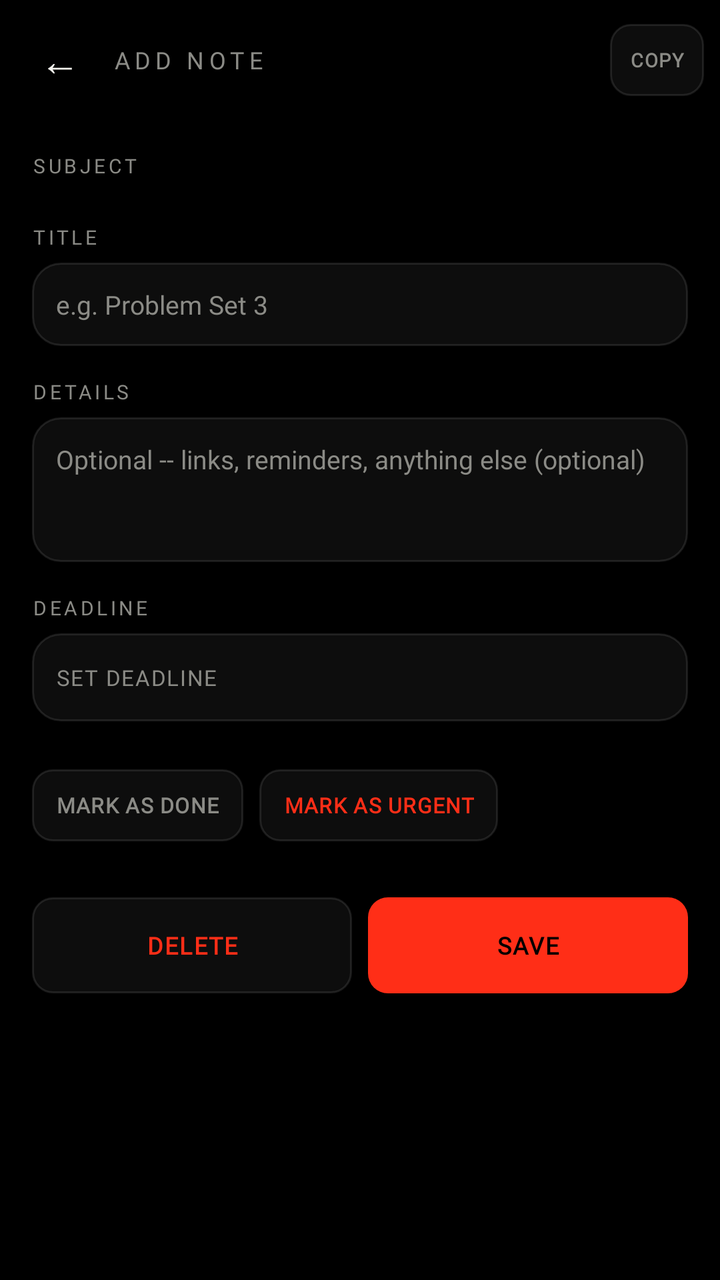
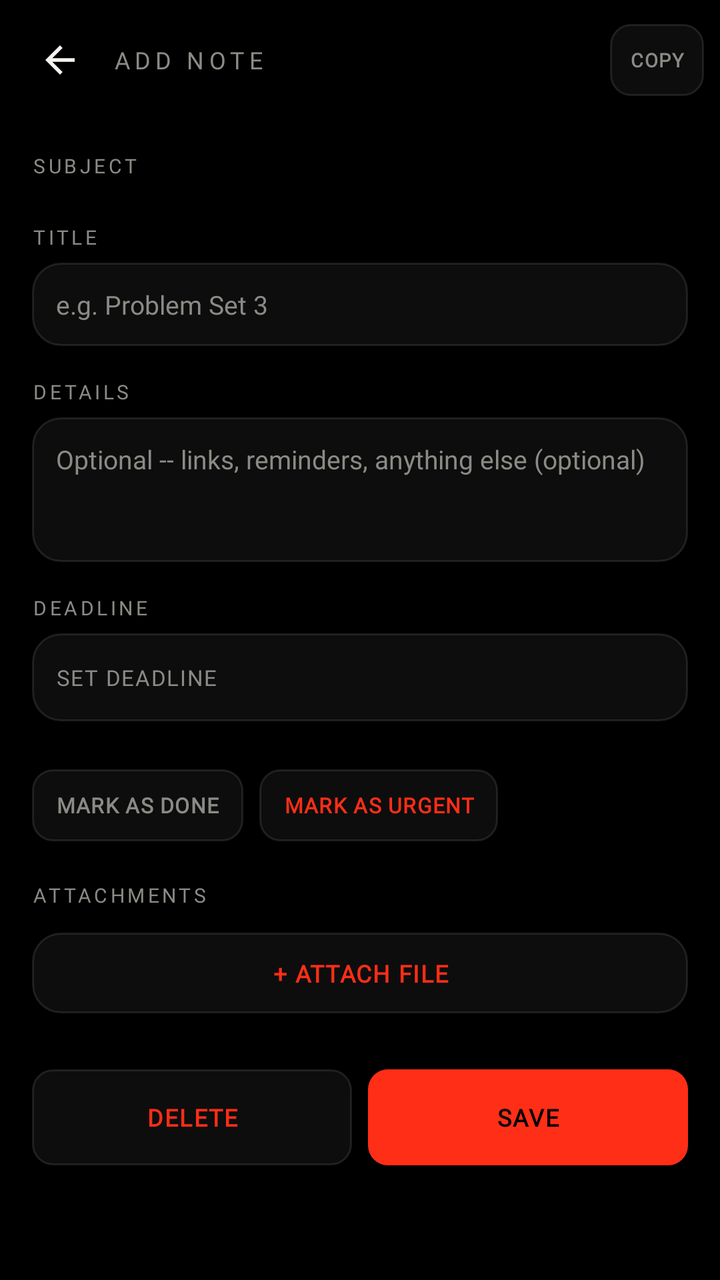

An Android layout rendered at two revisions. The XML below is the earlier revision; the diff shows what the commit changed to produce the second picture.
<!-- AndroidManifest.xml: application theme Theme.CRSScheduler.GE -->
<!-- res/layout/activity_note_edit_ne.xml -->
<?xml version="1.0" encoding="utf-8"?>
<LinearLayout xmlns:android="http://schemas.android.com/apk/res/android"
    android:layout_width="match_parent"
    android:layout_height="match_parent"
    android:orientation="vertical"
    android:background="@color/ne_bg">

    <LinearLayout
        android:layout_width="match_parent"
        android:layout_height="wrap_content"
        android:orientation="horizontal"
        android:gravity="center_vertical"
        android:paddingStart="8dp"
        android:paddingEnd="8dp"
        android:paddingTop="8dp"
        android:paddingBottom="8dp">

        <TextView
            android:id="@+id/btn_back"
            android:layout_width="44dp"
            android:layout_height="44dp"
            android:gravity="center"
            android:text="\u2190"
            android:textColor="@color/ne_ink"
            android:textSize="20sp"
            android:clickable="true"
            android:focusable="true"
            android:foreground="?attr/selectableItemBackgroundBorderless" />

        <TextView
            android:id="@+id/edit_title_label"
            android:layout_width="0dp"
            android:layout_height="wrap_content"
            android:layout_weight="1"
            android:layout_marginStart="4dp"
            android:text="ADD NOTE"
            android:textColor="@color/ne_ink_dim"
            android:textSize="12sp"
            android:letterSpacing="0.2"
                android:fontFamily="@font/jetbrains_mono" />

        <TextView
            android:id="@+id/btn_copy"
            android:layout_width="wrap_content"
            android:layout_height="36dp"
            android:minWidth="36dp"
            android:gravity="center"
            android:paddingStart="10dp"
            android:paddingEnd="10dp"
            android:text="COPY"
            android:textColor="@color/ne_ink_dim"
            android:textStyle="bold"
            android:textSize="9.5sp"
            android:letterSpacing="0.06"
            android:background="@drawable/chip_outline_bg_ne"
                android:fontFamily="@font/jetbrains_mono_bold" />
    </LinearLayout>

    <ScrollView
        android:layout_width="match_parent"
        android:layout_height="0dp"
        android:layout_weight="1"
        android:clipToPadding="false"
        android:padding="16dp">

        <LinearLayout
            android:layout_width="match_parent"
            android:layout_height="wrap_content"
            android:orientation="vertical">

            <TextView
                android:layout_width="match_parent"
                android:layout_height="wrap_content"
                android:text="SUBJECT"
                android:textColor="@color/ne_ink_dim"
                android:textSize="10sp"
                android:letterSpacing="0.15"
                android:fontFamily="@font/jetbrains_mono" />

            <HorizontalScrollView
                android:layout_width="match_parent"
                android:layout_height="wrap_content"
                android:layout_marginTop="6dp"
                android:scrollbars="none">

                <LinearLayout
                    android:id="@+id/subject_chip_container"
                    android:layout_width="wrap_content"
                    android:layout_height="wrap_content"
                    android:orientation="horizontal" />
            </HorizontalScrollView>

            <LinearLayout
                android:id="@+id/subject_info_container"
                android:layout_width="match_parent"
                android:layout_height="wrap_content"
                android:orientation="vertical"
                android:background="@drawable/row_bg_ne"
                android:padding="10dp"
                android:layout_marginTop="8dp"
                android:visibility="gone">

                <TextView
                    android:id="@+id/subject_info_name"
                    android:layout_width="match_parent"
                    android:layout_height="wrap_content"
                    android:textColor="@color/ne_ink"
                    android:textStyle="bold"
                    android:textSize="11.5sp"
                    android:fontFamily="@font/jetbrains_mono_bold" />

                <TextView
                    android:id="@+id/subject_info_code"
                    android:layout_width="match_parent"
                    android:layout_height="wrap_content"
                    android:layout_marginTop="3dp"
                    android:textColor="@color/ne_ink_dim"
                    android:textSize="9.5sp"
                    android:fontFamily="@font/jetbrains_mono" />

                <TextView
                    android:id="@+id/subject_info_schedule"
                    android:layout_width="match_parent"
                    android:layout_height="wrap_content"
                    android:layout_marginTop="6dp"
                    android:textColor="@color/ne_ink_dim"
                    android:textSize="10sp"
                    android:fontFamily="@font/jetbrains_mono" />

                <TextView
                    android:id="@+id/subject_info_location"
                    android:layout_width="match_parent"
                    android:layout_height="wrap_content"
                    android:layout_marginTop="2dp"
                    android:textColor="@color/ne_ink_dim"
                    android:textSize="10sp"
                    android:fontFamily="@font/jetbrains_mono" />
            </LinearLayout>

            <TextView
                android:layout_width="match_parent"
                android:layout_height="wrap_content"
                android:layout_marginTop="16dp"
                android:text="TITLE"
                android:textColor="@color/ne_ink_dim"
                android:textSize="10sp"
                android:letterSpacing="0.15"
                android:fontFamily="@font/jetbrains_mono" />

            <EditText
                android:id="@+id/input_title"
                android:layout_width="match_parent"
                android:layout_height="wrap_content"
                android:layout_marginTop="6dp"
                android:background="@drawable/row_bg_ne"
                android:padding="12dp"
                android:hint="e.g. Problem Set 3"
                android:textColorHint="@color/ne_ink_dim"
                android:textColor="@color/ne_ink"
                android:textSize="13sp"
                android:maxLines="1"
                android:imeOptions="actionNext"
                android:fontFamily="@font/jetbrains_mono" />

            <TextView
                android:layout_width="match_parent"
                android:layout_height="wrap_content"
                android:layout_marginTop="16dp"
                android:text="DETAILS"
                android:textColor="@color/ne_ink_dim"
                android:textSize="10sp"
                android:letterSpacing="0.15"
                android:fontFamily="@font/jetbrains_mono" />

            <EditText
                android:id="@+id/input_body"
                android:layout_width="match_parent"
                android:layout_height="wrap_content"
                android:layout_marginTop="6dp"
                android:minLines="3"
                android:gravity="top"
                android:background="@drawable/row_bg_ne"
                android:padding="12dp"
                android:hint="Optional -- links, reminders, anything else (optional)"
                android:textColorHint="@color/ne_ink_dim"
                android:textColor="@color/ne_ink"
                android:textSize="13sp"
                android:inputType="textMultiLine|textCapSentences"
                android:imeOptions="actionDone"
                android:fontFamily="@font/jetbrains_mono" />

            <TextView
                android:layout_width="match_parent"
                android:layout_height="wrap_content"
                android:layout_marginTop="16dp"
                android:text="DEADLINE"
                android:textColor="@color/ne_ink_dim"
                android:textSize="10sp"
                android:letterSpacing="0.15"
                android:fontFamily="@font/jetbrains_mono" />

            <LinearLayout
                android:layout_width="match_parent"
                android:layout_height="wrap_content"
                android:orientation="horizontal"
                android:gravity="center_vertical"
                android:layout_marginTop="6dp">

                <TextView
                    android:id="@+id/btn_set_deadline"
                    android:layout_width="0dp"
                    android:layout_height="wrap_content"
                    android:layout_weight="1"
                    android:minHeight="44dp"
                    android:gravity="center_vertical"
                    android:paddingStart="12dp"
                    android:paddingEnd="12dp"
                    android:text="SET DEADLINE"
                    android:textColor="@color/ne_ink_dim"
                    android:textSize="11sp"
                    android:letterSpacing="0.05"
                    android:background="@drawable/row_bg_ne"
                    android:foreground="@drawable/ripple_rounded_14dp_ne"
                android:fontFamily="@font/jetbrains_mono" />

                <TextView
                    android:id="@+id/btn_clear_deadline"
                    android:layout_width="44dp"
                    android:layout_height="44dp"
                    android:layout_marginStart="8dp"
                    android:gravity="center"
                    android:text="\u2715"
                    android:textColor="@color/ne_ink_dim"
                    android:textSize="15sp"
                    android:background="@drawable/row_bg_ne"
                    android:foreground="@drawable/ripple_rounded_14dp_ne"
                    android:visibility="gone" />
            </LinearLayout>

            <LinearLayout
                android:layout_width="match_parent"
                android:layout_height="wrap_content"
                android:orientation="horizontal"
                android:gravity="center_vertical"
                android:layout_marginTop="8dp">

                <TextView
                    android:id="@+id/btn_set_time"
                    android:layout_width="0dp"
                    android:layout_height="wrap_content"
                    android:layout_weight="1"
                    android:minHeight="44dp"
                    android:gravity="center_vertical"
                    android:paddingStart="12dp"
                    android:paddingEnd="12dp"
                    android:text="SET TIME"
                    android:textColor="@color/ne_ink_dim"
                    android:textSize="11sp"
                    android:letterSpacing="0.05"
                    android:background="@drawable/row_bg_ne"
                    android:foreground="@drawable/ripple_rounded_14dp_ne"
                    android:visibility="gone"
                android:fontFamily="@font/jetbrains_mono" />

                <TextView
                    android:id="@+id/btn_clear_time"
                    android:layout_width="44dp"
                    android:layout_height="44dp"
                    android:layout_marginStart="8dp"
                    android:gravity="center"
                    android:text="\u2715"
                    android:textColor="@color/ne_ink_dim"
                    android:textSize="15sp"
                    android:background="@drawable/row_bg_ne"
                    android:foreground="@drawable/ripple_rounded_14dp_ne"
                    android:visibility="gone" />
            </LinearLayout>

            <LinearLayout
                android:id="@+id/reminder_section"
                android:layout_width="match_parent"
                android:layout_height="wrap_content"
                android:orientation="vertical"
                android:layout_marginTop="16dp"
                android:visibility="gone">

                <TextView
                    android:layout_width="match_parent"
                    android:layout_height="wrap_content"
                    android:text="REMIND ME"
                    android:textColor="@color/ne_ink_dim"
                    android:textSize="10sp"
                    android:letterSpacing="0.15"
                    android:fontFamily="@font/jetbrains_mono" />

                <LinearLayout
                    android:layout_width="match_parent"
                    android:layout_height="wrap_content"
                    android:orientation="horizontal"
                    android:layout_marginTop="6dp">

                    <TextView
                        android:id="@+id/chip_reminder_off"
                        android:layout_width="0dp"
                        android:layout_height="wrap_content"
                        android:layout_weight="1"
                        android:layout_marginEnd="6dp"
                        android:minHeight="40dp"
                        android:gravity="center"
                        android:padding="8dp"
                        android:text="OFF"
                        android:textSize="10sp"
                        android:textStyle="bold"
                        android:letterSpacing="0.05"
                        android:background="@drawable/chip_filled_bg_ne"
                        android:foreground="@drawable/ripple_rounded_10dp_ne"
                        android:fontFamily="@font/jetbrains_mono_bold" />

                    <TextView
                        android:id="@+id/chip_reminder_1h"
                        android:layout_width="0dp"
                        android:layout_height="wrap_content"
                        android:layout_weight="1"
                        android:layout_marginEnd="6dp"
                        android:minHeight="40dp"
                        android:gravity="center"
                        android:padding="8dp"
                        android:text="1H"
                        android:textSize="10sp"
                        android:textStyle="bold"
                        android:letterSpacing="0.05"
                        android:background="@drawable/chip_outline_bg_ne"
                        android:foreground="@drawable/ripple_rounded_10dp_ne"
                        android:fontFamily="@font/jetbrains_mono_bold" />

                    <TextView
                        android:id="@+id/chip_reminder_3h"
                        android:layout_width="0dp"
                        android:layout_height="wrap_content"
                        android:layout_weight="1"
                        android:layout_marginEnd="6dp"
                        android:minHeight="40dp"
                        android:gravity="center"
                        android:padding="8dp"
                        android:text="3H"
                        android:textSize="10sp"
                        android:textStyle="bold"
                        android:letterSpacing="0.05"
                        android:background="@drawable/chip_outline_bg_ne"
                        android:foreground="@drawable/ripple_rounded_10dp_ne"
                        android:fontFamily="@font/jetbrains_mono_bold" />

                    <TextView
                        android:id="@+id/chip_reminder_1d"
                        android:layout_width="0dp"
                        android:layout_height="wrap_content"
                        android:layout_weight="1"
                        android:layout_marginEnd="6dp"
                        android:minHeight="40dp"
                        android:gravity="center"
                        android:padding="8dp"
                        android:text="1D"
                        android:textSize="10sp"
                        android:textStyle="bold"
                        android:letterSpacing="0.05"
                        android:background="@drawable/chip_outline_bg_ne"
                        android:foreground="@drawable/ripple_rounded_10dp_ne"
                        android:fontFamily="@font/jetbrains_mono_bold" />

                    <TextView
                        android:id="@+id/chip_reminder_3d"
                        android:layout_width="0dp"
                        android:layout_height="wrap_content"
                        android:layout_weight="1"
                        android:minHeight="40dp"
                        android:gravity="center"
                        android:padding="8dp"
                        android:text="3D"
                        android:textSize="10sp"
                        android:textStyle="bold"
                        android:letterSpacing="0.05"
                        android:background="@drawable/chip_outline_bg_ne"
                        android:foreground="@drawable/ripple_rounded_10dp_ne"
                        android:fontFamily="@font/jetbrains_mono_bold" />
                </LinearLayout>
            </LinearLayout>

            <LinearLayout
                android:layout_width="match_parent"
                android:layout_height="wrap_content"
                android:orientation="horizontal"
                android:layout_marginTop="16dp">

                <TextView
                    android:id="@+id/chip_mark_done"
                    android:layout_width="wrap_content"
                    android:layout_height="wrap_content"
                    android:minHeight="36dp"
                    android:gravity="center"
                    android:paddingStart="12dp"
                    android:paddingEnd="12dp"
                    android:text="MARK AS DONE"
                    android:textColor="@color/ne_ink_dim"
                    android:textSize="10.5sp"
                    android:textStyle="bold"
                    android:letterSpacing="0.04"
                    android:background="@drawable/chip_outline_bg_ne"
                    android:fontFamily="@font/jetbrains_mono_bold" />

                <TextView
                    android:id="@+id/chip_urgent"
                    android:layout_width="wrap_content"
                    android:layout_height="wrap_content"
                    android:layout_marginStart="8dp"
                    android:minHeight="36dp"
                    android:gravity="center"
                    android:paddingStart="12dp"
                    android:paddingEnd="12dp"
                    android:text="MARK AS URGENT"
                    android:textColor="@color/ne_error"
                    android:textSize="10.5sp"
                    android:textStyle="bold"
                    android:letterSpacing="0.04"
                    android:background="@drawable/chip_outline_bg_ne"
                    android:fontFamily="@font/jetbrains_mono_bold" />
            </LinearLayout>

            <LinearLayout
                android:layout_width="match_parent"
                android:layout_height="wrap_content"
                android:orientation="horizontal"
                android:layout_marginTop="28dp">

                <TextView
                    android:id="@+id/btn_delete"
                    android:layout_width="0dp"
                    android:layout_height="wrap_content"
                    android:layout_weight="1"
                    android:layout_marginEnd="8dp"
                    android:minHeight="48dp"
                    android:gravity="center"
                    android:text="DELETE"
                    android:textColor="@color/ne_error"
                    android:textStyle="bold"
                    android:textSize="12sp"
                    android:letterSpacing="0.06"
                    android:background="@drawable/chip_outline_bg_ne"
                    android:foreground="@drawable/ripple_rounded_14dp_ne"
                android:fontFamily="@font/jetbrains_mono_bold" />

                <TextView
                    android:id="@+id/btn_save"
                    android:layout_width="0dp"
                    android:layout_height="wrap_content"
                    android:layout_weight="1"
                    android:minHeight="48dp"
                    android:gravity="center"
                    android:text="SAVE"
                    android:textColor="@color/ne_bg"
                    android:textStyle="bold"
                    android:textSize="12sp"
                    android:letterSpacing="0.06"
                    android:background="@drawable/chip_filled_bg_ne"
                    android:foreground="@drawable/ripple_rounded_14dp_ne"
                android:fontFamily="@font/jetbrains_mono_bold" />
            </LinearLayout>

        </LinearLayout>
    </ScrollView>

</LinearLayout>
<!-- resources referenced by this layout -->
<resources>
  <color name="ne_bg">#000000</color>
  <color name="ne_error">#FF2E17</color>
  <color name="ne_ink">#F3F2ED</color>
  <color name="ne_ink_dim">#8B8B86</color>
  <!-- drawable chip_filled_bg_ne (drawable) -->
  <?xml version="1.0" encoding="utf-8"?>
  <shape xmlns:android="http://schemas.android.com/apk/res/android">
      <solid android:color="@color/ne_accent" />
      <corners android:radius="10dp" />
  </shape>
  <!-- drawable chip_outline_bg_ne (drawable) -->
  <?xml version="1.0" encoding="utf-8"?>
  <shape xmlns:android="http://schemas.android.com/apk/res/android">
      <solid android:color="@color/ne_surface" />
      <corners android:radius="10dp" />
      <stroke android:width="1dp" android:color="@color/ne_line" />
  </shape>
  <!-- drawable ripple_rounded_10dp_ne (drawable) -->
  <?xml version="1.0" encoding="utf-8"?>
  <ripple xmlns:android="http://schemas.android.com/apk/res/android"
      android:color="@color/ne_line_strong">
      <item android:id="@android:id/mask">
          <shape android:shape="rectangle">
              <solid android:color="@android:color/white" />
              <corners android:radius="10dp" />
          </shape>
      </item>
  </ripple>
  <!-- drawable ripple_rounded_14dp_ne (drawable) -->
  <?xml version="1.0" encoding="utf-8"?>
  <ripple xmlns:android="http://schemas.android.com/apk/res/android"
      android:color="@color/ne_line_strong">
      <item android:id="@android:id/mask">
          <shape android:shape="rectangle">
              <solid android:color="@android:color/white" />
              <corners android:radius="14dp" />
          </shape>
      </item>
  </ripple>
  <!-- drawable row_bg_ne (drawable) -->
  <?xml version="1.0" encoding="utf-8"?>
  <shape xmlns:android="http://schemas.android.com/apk/res/android">
      <solid android:color="@color/ne_surface" />
      <corners android:radius="14dp" />
      <stroke android:width="1dp" android:color="@color/ne_line" />
  </shape>
  <style name="Theme.CRSScheduler.GE" parent="Theme.AppCompat.DayNight.NoActionBar">
          <item name="android:windowBackground">@color/ge_bg</item>
          <item name="colorPrimary">@color/ge_accent</item>
          <item name="colorPrimaryDark">@color/ge_bg</item>
          <item name="colorAccent">@color/ge_accent</item>
      </style>
  <color name="ne_accent">#FF2E17</color>
  <color name="ne_surface">#0D0D0D</color>
  <color name="ne_line">#1AFFFFFF</color>
  <color name="ne_line_strong">#38FFFFFF</color>
  <color name="ge_bg">#F6F6F3</color>
  <color name="ge_accent">#7B1113</color>
</resources>

<!-- the commit's change to res/layout/activity_note_edit_ne.xml (unified diff, before → after) -->
@@ -15,17 +15,17 @@
         android:paddingTop="8dp"
         android:paddingBottom="8dp">
 
-        <TextView
+        <ImageView
             android:id="@+id/btn_back"
             android:layout_width="44dp"
             android:layout_height="44dp"
-            android:gravity="center"
-            android:text="\u2190"
-            android:textColor="@color/ne_ink"
-            android:textSize="20sp"
+            android:padding="11dp"
+            android:scaleType="fitCenter"
             android:clickable="true"
             android:focusable="true"
-            android:foreground="?attr/selectableItemBackgroundBorderless" />
+            android:foreground="?attr/selectableItemBackgroundBorderless"
+            android:contentDescription="Back"
+            android:src="@drawable/ic_arrow_back_ne" />
 
         <TextView
             android:id="@+id/edit_title_label"
@@ -425,6 +425,41 @@
                     android:fontFamily="@font/jetbrains_mono_bold" />
             </LinearLayout>
 
+            <TextView
+                android:id="@+id/note_attachments_label"
+                android:layout_width="match_parent"
+                android:layout_height="wrap_content"
+                android:layout_marginTop="20dp"
+                android:text="ATTACHMENTS"
+                android:textColor="@color/ne_ink_dim"
+                android:textSize="10sp"
+                android:letterSpacing="0.15"
+                android:fontFamily="@font/jetbrains_mono" />
+
+            <LinearLayout
+                android:id="@+id/note_attachments_container"
+                android:layout_width="match_parent"
+                android:layout_height="wrap_content"
+                android:layout_marginTop="6dp"
+                android:orientation="vertical" />
+
+            <TextView
+                android:id="@+id/btn_attach_file"
+                android:layout_width="match_parent"
+                android:layout_height="wrap_content"
+                android:layout_marginTop="6dp"
+                android:background="@drawable/row_bg_ne"
+                android:padding="12dp"
+                android:text="+ ATTACH FILE"
+                android:textColor="@color/ne_accent"
+                android:textStyle="bold"
+                android:textSize="12sp"
+                android:letterSpacing="0.05"
+                android:gravity="center"
+                android:fontFamily="@font/jetbrains_mono_bold"
+                android:clickable="true"
+                android:focusable="true" />
+
             <LinearLayout
                 android:layout_width="match_parent"
                 android:layout_height="wrap_content"
<!-- resource entries referenced after the edit -->
@@ -17,6 +17,18 @@
       <corners android:radius="10dp" />
       <stroke android:width="1dp" android:color="@color/ne_line" />
   </shape>
+  <!-- drawable ic_arrow_back_ne (drawable) -->
+  <?xml version="1.0" encoding="utf-8"?>
+  <vector xmlns:android="http://schemas.android.com/apk/res/android"
+      android:width="24dp"
+      android:height="24dp"
+      android:viewportWidth="24"
+      android:viewportHeight="24"
+      android:tint="@color/ne_ink">
+      <path
+          android:fillColor="#FF000000"
+          android:pathData="M20,11H7.83l5.59,-5.59L12,4l-8,8 8,8 1.41,-1.41L7.83,13H20v-2z" />
+  </vector>
   <!-- drawable ripple_rounded_10dp_ne (drawable) -->
   <?xml version="1.0" encoding="utf-8"?>
   <ripple xmlns:android="http://schemas.android.com/apk/res/android"
